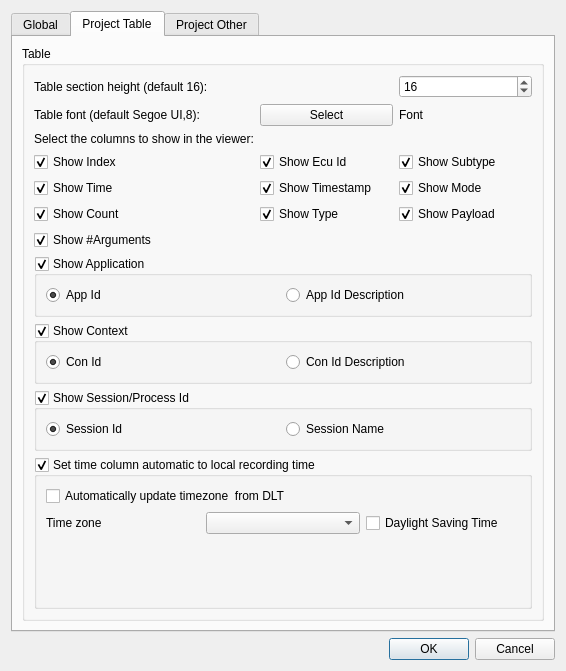
Old version of the form src/settingsdialog.ui in the repository COVESA/dlt-viewer.
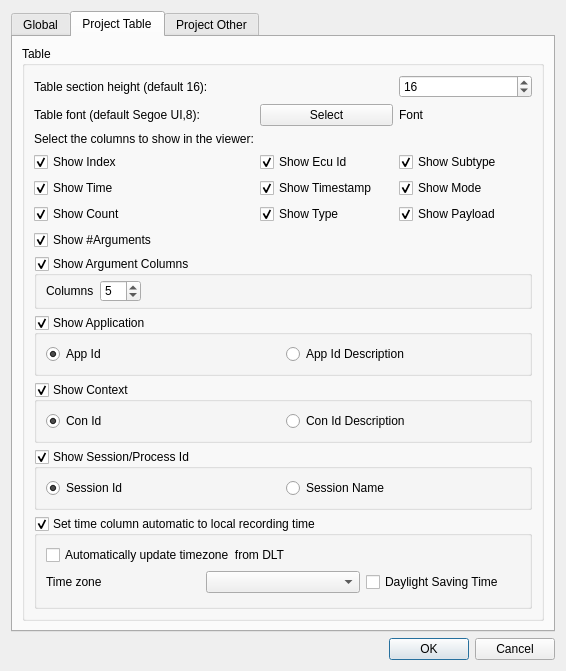
New version of the form. The open tabs and pages were chosen to show the change. Icons and pictures are not drawn.

Commit message: restore settings option ShowArguments

```diff
--- a/src/settingsdialog.ui
+++ b/src/settingsdialog.ui
@@ -376,7 +376,7 @@
           <string>Table</string>
          </property>
          <layout class="QGridLayout" name="gridLayout_7">
-          <item row="5" column="0">
+          <item row="6" column="0">
            <widget class="QGroupBox" name="groupBoxAutomaticTimeSettings">
             <property name="title">
              <string>Set time column automatic to local recording time</string>
@@ -425,7 +425,7 @@
             </layout>
            </widget>
           </item>
-          <item row="4" column="0">
+          <item row="5" column="0">
            <widget class="QGroupBox" name="groupBoxSessionId">
             <property name="title">
              <string>Show Session/Process Id</string>
@@ -454,7 +454,7 @@
             </layout>
            </widget>
           </item>
-          <item row="3" column="0">
+          <item row="4" column="0">
            <widget class="QGroupBox" name="groupBoxConId">
             <property name="title">
              <string>Show Context</string>
@@ -486,7 +486,7 @@
             </layout>
            </widget>
           </item>
-          <item row="2" column="0">
+          <item row="3" column="0">
            <widget class="QGroupBox" name="groupBoxAppId">
             <property name="autoFillBackground">
              <bool>false</bool>
@@ -527,6 +527,60 @@
             </layout>
            </widget>
           </item>
+          <item row="2" column="0">
+           <widget class="QGroupBox" name="groupBoxArguments">
+            <property name="minimumSize">
+             <size>
+              <width>0</width>
+              <height>53</height>
+             </size>
+            </property>
+            <property name="title">
+             <string>Show Argument Columns</string>
+            </property>
+            <property name="checkable">
+             <bool>true</bool>
+            </property>
+            <layout class="QGridLayout" name="gridLayout_11">
+             <property name="topMargin">
+              <number>4</number>
+             </property>
+             <property name="bottomMargin">
+              <number>4</number>
+             </property>
+             <item row="0" column="0">
+              <widget class="QLabel" name="label_Columns">
+               <property name="text">
+                <string>Columns</string>
+               </property>
+              </widget>
+             </item>
+             <item row="0" column="1">
+              <widget class="QSpinBox" name="spinBox_showArguments">
+               <property name="maximum">
+                <number>15</number>
+               </property>
+               <property name="value">
+                <number>5</number>
+               </property>
+              </widget>
+             </item>
+             <item row="0" column="2">
+              <spacer name="horizontalSpacer_2">
+               <property name="orientation">
+                <enum>Qt::Horizontal</enum>
+               </property>
+               <property name="sizeHint" stdset="0">
+                <size>
+                 <width>40</width>
+                 <height>20</height>
+                </size>
+               </property>
+              </spacer>
+             </item>
+            </layout>
+           </widget>
+          </item>
           <item row="1" column="0">
            <layout class="QGridLayout" name="gridLayout_3">
             <item row="6" column="2">
```
The commit also changes 4 other files.
